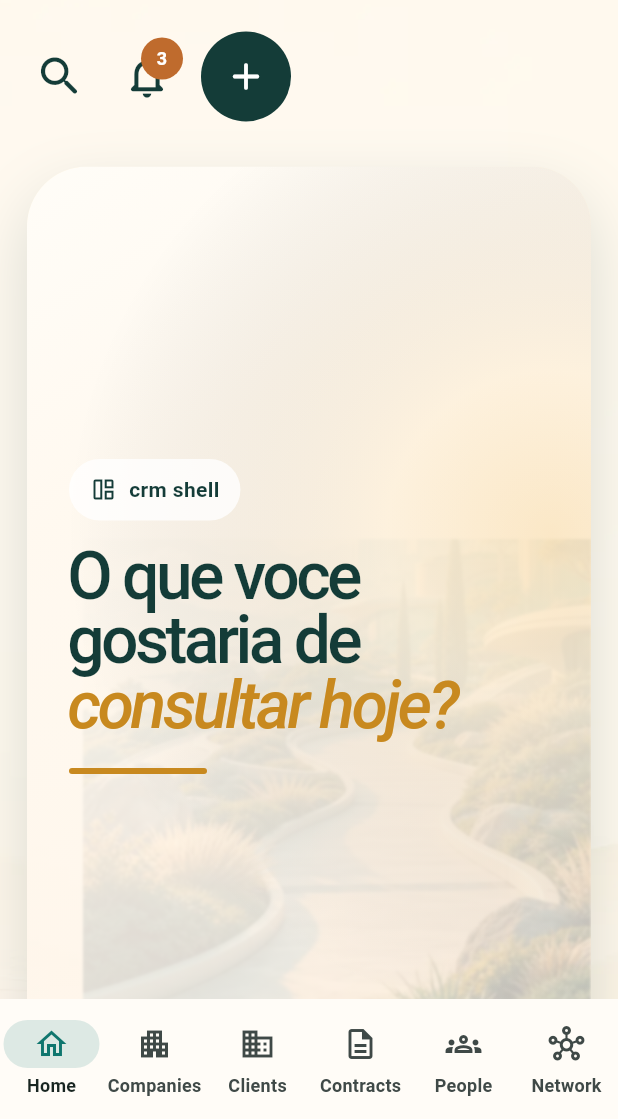
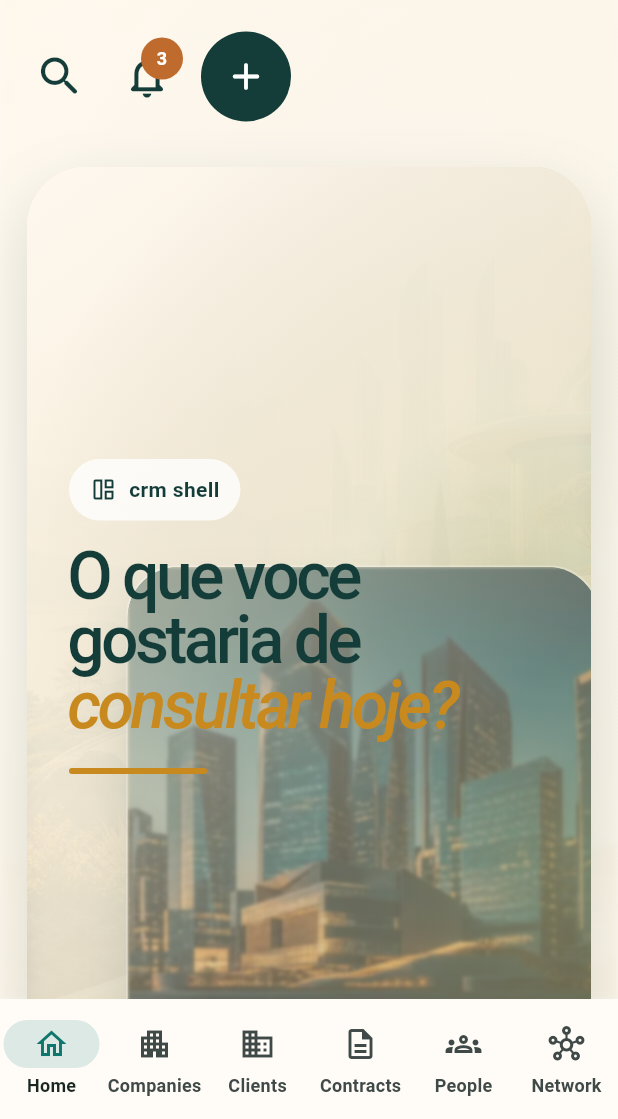
Before and after one commit to DiegoYCosta/pariflow_partners_front, a Flutter app: the screen it shows after launch, on a phone screen of 412 x 824 dp, the part 117-1236 px from its top. Run offline on Flutter 3.47's test engine with Material 3 defaults, Android fonts, the phone set to English and light mode, and no system bars.

Commit message:
refactor: enhance CRM shell layout and background handling

```diff
--- a/lib/app/shell/crm_shell.dart
+++ b/lib/app/shell/crm_shell.dart
@@ -399,9 +399,6 @@ class _CrmDashboardHero extends StatelessWidget {
     return LayoutBuilder(
       builder: (context, constraints) {
         final stacked = constraints.maxWidth < 980;
-        final bannerAsset = stacked
-            ? _crmBannerMobileAsset
-            : _crmBannerWebAsset;
         final headlineSize = stacked ? 44.0 : 60.0;
         final headlineColor = stacked ? _deepTealColor : Colors.white;
         final headlineAccentColor = stacked
@@ -414,6 +411,7 @@ class _CrmDashboardHero extends StatelessWidget {
         final accentBarColor = stacked
             ? const Color(0xFFC8891F)
             : const Color(0xFFE5A64C);
+        final mobileFeatureWidth = min(constraints.maxWidth * 0.84, 360.0);
 
         return Container(
           width: double.infinity,
@@ -435,29 +433,23 @@ class _CrmDashboardHero extends StatelessWidget {
                 if (stacked) ...[
                   Positioned.fill(
                     child: Image.asset(
-                      _crmBackgroundAsset,
+                      _crmBannerMobileAsset,
                       fit: BoxFit.cover,
-                      alignment: Alignment.center,
+                      alignment: const Alignment(0.56, 0.58),
                     ),
                   ),
-                  Positioned(
-                    right: 0,
-                    bottom: 0,
-                    width: constraints.maxWidth * 0.90,
-                    height: 352,
-                    child: IgnorePointer(
-                      child: Opacity(
-                        opacity: 0.82,
-                        child: ImageFiltered(
-                          imageFilter: ImageFilter.blur(
-                            sigmaX: 0.9,
-                            sigmaY: 0.9,
-                          ),
-                          child: Image.asset(
-                            bannerAsset,
-                            fit: BoxFit.cover,
-                            alignment: const Alignment(0.42, 1.0),
-                          ),
+                  Positioned.fill(
+                    child: Opacity(
+                      opacity: 0.56,
+                      child: ImageFiltered(
+                        imageFilter: ImageFilter.blur(
+                          sigmaX: 7.0,
+                          sigmaY: 7.0,
+                        ),
+                        child: Image.asset(
+                          _crmBackgroundAsset,
+                          fit: BoxFit.cover,
+                          alignment: Alignment.center,
                         ),
                       ),
                     ),
@@ -469,12 +461,12 @@ class _CrmDashboardHero extends StatelessWidget {
                           begin: Alignment.topLeft,
                           end: Alignment.bottomRight,
                           colors: [
-                            const Color(0xFDFFFDF8),
-                            const Color(0xF6FFF9F0),
-                            const Color(0xD9FFF7EE),
-                            const Color(0xA9FFF7EE),
+                            const Color(0xF7FFF8F0),
+                            const Color(0xE8F8F0DF),
+                            const Color(0xD8F1E6CF),
+                            const Color(0xA8D0C7A7),
                           ],
-                          stops: const [0.0, 0.30, 0.70, 1.0],
+                          stops: const [0.0, 0.32, 0.72, 1.0],
                         ),
                       ),
                     ),
@@ -483,11 +475,11 @@ class _CrmDashboardHero extends StatelessWidget {
                     child: DecoratedBox(
                       decoration: BoxDecoration(
                         gradient: RadialGradient(
-                          center: const Alignment(0.86, -0.18),
-                          radius: 0.86,
+                          center: const Alignment(0.80, -0.08),
+                          radius: 0.94,
                           colors: [
-                            const Color(0x58F3C97C),
-                            const Color(0x26F3C97C),
+                            const Color(0x56A7AE74),
+                            const Color(0x18A7AE74),
                             Colors.transparent,
                           ],
                           stops: const [0.0, 0.34, 1.0],
@@ -495,10 +487,84 @@ class _CrmDashboardHero extends StatelessWidget {
                       ),
                     ),
                   ),
+                  Positioned(
+                    right: -6,
+                    bottom: 10,
+                    width: mobileFeatureWidth,
+                    height: 324,
+                    child: IgnorePointer(
+                      child: Container(
+                        decoration: BoxDecoration(
+                          borderRadius: BorderRadius.circular(34),
+                          boxShadow: [
+                            BoxShadow(
+                              color: _deepTealColor.withValues(alpha: 0.14),
+                              blurRadius: 28,
+                              offset: const Offset(0, 20),
+                            ),
+                          ],
+                          border: Border.all(
+                            color: Colors.white.withValues(alpha: 0.30),
+                          ),
+                        ),
+                        child: ClipRRect(
+                          borderRadius: BorderRadius.circular(34),
+                          child: Stack(
+                            fit: StackFit.expand,
+                            children: [
+                              ImageFiltered(
+                                imageFilter: ImageFilter.blur(
+                                  sigmaX: 1.2,
+                                  sigmaY: 1.2,
+                                ),
+                                child: Image.asset(
+                                  _crmBannerWebAsset,
+                                  fit: BoxFit.cover,
+                                  alignment: const Alignment(0.74, 0.50),
+                                ),
+                              ),
+                              Positioned.fill(
+                                child: DecoratedBox(
+                                  decoration: BoxDecoration(
+                                    gradient: LinearGradient(
+                                      begin: Alignment.topLeft,
+                                      end: Alignment.bottomRight,
+                                      colors: [
+                                        const Color(0xA8F0DFC0),
+                                        const Color(0x72E2D4B1),
+                                        const Color(0x82C7C08F),
+                                      ],
+                                      stops: const [0.0, 0.54, 1.0],
+                                    ),
+                                  ),
+                                ),
+                              ),
+                              Positioned.fill(
+                                child: DecoratedBox(
+                                  decoration: BoxDecoration(
+                                    gradient: RadialGradient(
+                                      center: const Alignment(0.84, 0.18),
+                                      radius: 0.90,
+                                      colors: [
+                                        const Color(0x42A5AE76),
+                                        const Color(0x14A5AE76),
+                                        Colors.transparent,
+                                      ],
+                                      stops: const [0.0, 0.34, 1.0],
+                                    ),
+                                  ),
+                                ),
+                              ),
+                            ],
+                          ),
+                        ),
+                      ),
+                    ),
+                  ),
                 ] else ...[
                   Positioned.fill(
                     child: Image.asset(
-                      bannerAsset,
+                      _crmBannerWebAsset,
                       fit: BoxFit.cover,
                       alignment: Alignment.centerRight,
                     ),
--- a/lib/app/shell/layout_preview_shell.dart
+++ b/lib/app/shell/layout_preview_shell.dart
@@ -185,15 +185,15 @@ class _ShellPreviewPageState extends State<_ShellPreviewPage> {
               ),
             Expanded(
               child: DecoratedBox(
-                decoration: BoxDecoration(
-                  color: _paperColor,
-                  image: DecorationImage(
-                    image: const AssetImage(_crmBackgroundAsset),
-                    fit: BoxFit.cover,
-                    opacity: _destination == _Destination.home ? 0.40 : 0.88,
+                decoration: const BoxDecoration(color: _paperColor),
+                child: Stack(
+                  fit: StackFit.expand,
+                  children: [
+                    _buildCrmShellBackground(
+                      isHome: _destination == _Destination.home,
+                      showSidebar: showSidebar,
                     ),
-                ),
-                child: SingleChildScrollView(
+                    SingleChildScrollView(
                       padding: EdgeInsets.fromLTRB(
                         showSidebar ? 32 : 18,
                         18,
@@ -229,10 +229,82 @@ class _ShellPreviewPageState extends State<_ShellPreviewPage> {
                         ),
                       ),
                     ),
+                  ],
+                ),
               ),
             ),
           ],
         ),
+      ),
+    );
+  }
+
+  Widget _buildCrmShellBackground({
+    required bool isHome,
+    required bool showSidebar,
+  }) {
+    final blurSigma = isHome ? 2.0 : (showSidebar ? 11.0 : 7.0);
+    final textureOpacity = isHome ? 0.38 : (showSidebar ? 0.50 : 0.44);
+    final veilLeadOpacity = isHome ? 0.24 : (showSidebar ? 0.68 : 0.56);
+    final veilMidOpacity = isHome ? 0.10 : (showSidebar ? 0.42 : 0.30);
+    final veilTailOpacity = isHome ? 0.16 : (showSidebar ? 0.52 : 0.40);
+    final oliveGlowOpacity = isHome ? 0.08 : (showSidebar ? 0.18 : 0.12);
+
+    return IgnorePointer(
+      child: Stack(
+        fit: StackFit.expand,
+        children: [
+          Positioned.fill(
+            child: ImageFiltered(
+              imageFilter: ImageFilter.blur(
+                sigmaX: blurSigma,
+                sigmaY: blurSigma,
+              ),
+              child: Opacity(
+                opacity: textureOpacity,
+                child: Image.asset(
+                  _crmBackgroundAsset,
+                  fit: BoxFit.cover,
+                  alignment: Alignment.center,
+                ),
+              ),
+            ),
+          ),
+          Positioned.fill(
+            child: DecoratedBox(
+              decoration: BoxDecoration(
+                gradient: LinearGradient(
+                  begin: Alignment.topLeft,
+                  end: Alignment.bottomRight,
+                  colors: [
+                    const Color(0xFFF9F2E5).withValues(alpha: veilLeadOpacity),
+                    const Color(0xFFF7EFD9).withValues(alpha: veilMidOpacity),
+                    const Color(0xFFF5EBD7).withValues(alpha: veilTailOpacity),
+                  ],
+                  stops: const [0.0, 0.48, 1.0],
+                ),
+              ),
+            ),
+          ),
+          Positioned.fill(
+            child: DecoratedBox(
+              decoration: BoxDecoration(
+                gradient: RadialGradient(
+                  center: const Alignment(0.82, -0.10),
+                  radius: 0.92,
+                  colors: [
+                    const Color(0xFFA9AE7A).withValues(alpha: oliveGlowOpacity),
+                    const Color(0xFFA9AE7A).withValues(
+                      alpha: oliveGlowOpacity * 0.32,
+                    ),
+                    Colors.transparent,
+                  ],
+                  stops: const [0.0, 0.30, 1.0],
+                ),
+              ),
+            ),
+          ),
+        ],
       ),
     );
   }
```
Also changed, not shown: assets/images/neutral_infinite_background.webp (added). Lines whose indentation alone changed are shown as unchanged.
